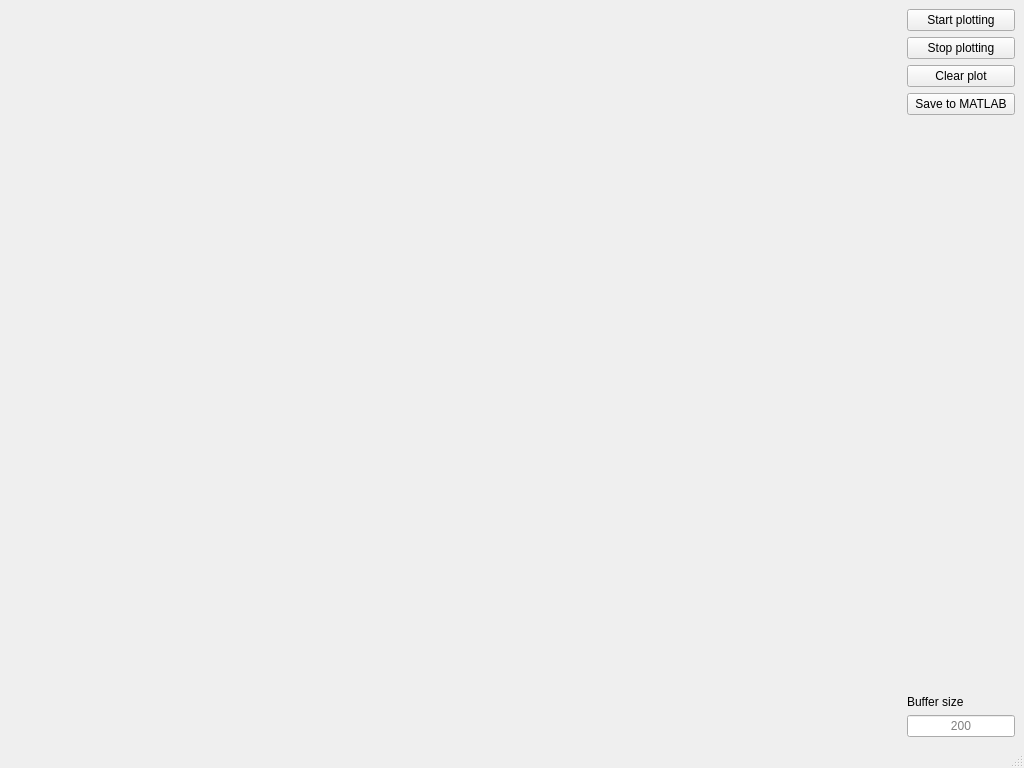
Above: pyno_interface.ui from lothas/SEA_Biped before the change. Below: the same form after it.
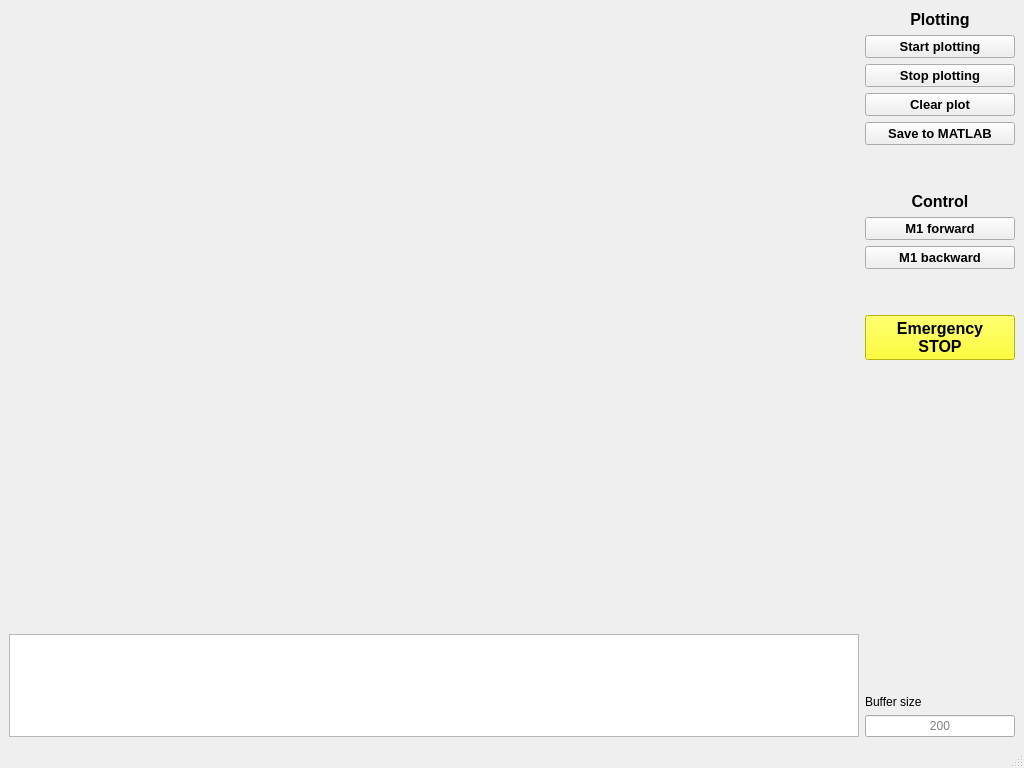
That is the form after the change. Icons and pictures are not drawn.

Commit message: Pyno Interface 2.0

What changed in the file:
```diff
--- a/pyno_interface.ui
+++ b/pyno_interface.ui
@@ -32,18 +32,67 @@
   <widget class="QWidget" name="centralwidget">
    <layout class="QHBoxLayout" name="horizontalLayout">
     <item>
-     <widget class="QWidget" name="plot_window" native="true">
-      <property name="sizePolicy">
-       <sizepolicy hsizetype="Expanding" vsizetype="Preferred">
-        <horstretch>0</horstretch>
-        <verstretch>0</verstretch>
-       </sizepolicy>
-      </property>
-      <layout class="QVBoxLayout" name="plot_window_vlayout"/>
-     </widget>
+     <layout class="QVBoxLayout" name="verticalLayout_2">
+      <item>
+       <widget class="QWidget" name="plot_window" native="true">
+        <property name="sizePolicy">
+         <sizepolicy hsizetype="Expanding" vsizetype="Expanding">
+          <horstretch>0</horstretch>
+          <verstretch>6</verstretch>
+         </sizepolicy>
+        </property>
+        <layout class="QVBoxLayout" name="plot_window_vlayout"/>
+       </widget>
+      </item>
+      <item>
+       <widget class="QTextBrowser" name="console">
+        <property name="sizePolicy">
+         <sizepolicy hsizetype="Expanding" vsizetype="Expanding">
+          <horstretch>0</horstretch>
+          <verstretch>1</verstretch>
+         </sizepolicy>
+        </property>
+        <property name="minimumSize">
+         <size>
+          <width>0</width>
+          <height>20</height>
+         </size>
+        </property>
+       </widget>
+      </item>
+     </layout>
     </item>
     <item>
      <layout class="QVBoxLayout" name="verticalLayout">
+      <item>
+       <widget class="QLabel" name="label_2">
+        <property name="sizePolicy">
+         <sizepolicy hsizetype="Preferred" vsizetype="Fixed">
+          <horstretch>0</horstretch>
+          <verstretch>0</verstretch>
+         </sizepolicy>
+        </property>
+        <property name="minimumSize">
+         <size>
+          <width>150</width>
+          <height>20</height>
+         </size>
+        </property>
+        <property name="font">
+         <font>
+          <pointsize>12</pointsize>
+          <weight>75</weight>
+          <bold>true</bold>
+         </font>
+        </property>
+        <property name="text">
+         <string>Plotting</string>
+        </property>
+        <property name="alignment">
+         <set>Qt::AlignCenter</set>
+        </property>
+       </widget>
+      </item>
       <item>
        <widget class="QPushButton" name="start_plot_button">
         <property name="sizePolicy">
@@ -58,6 +107,13 @@
           <height>16777215</height>
          </size>
         </property>
+        <property name="font">
+         <font>
+          <pointsize>10</pointsize>
+          <weight>75</weight>
+          <bold>true</bold>
+         </font>
+        </property>
         <property name="text">
          <string>Start plotting</string>
         </property>
@@ -65,6 +121,12 @@
          <iconset>
           <normaloff>icons/play.png</normaloff>icons/play.png</iconset>
         </property>
+        <property name="iconSize">
+         <size>
+          <width>24</width>
+          <height>24</height>
+         </size>
+        </property>
        </widget>
       </item>
       <item>
@@ -81,6 +143,13 @@
           <height>16777215</height>
          </size>
         </property>
+        <property name="font">
+         <font>
+          <pointsize>10</pointsize>
+          <weight>75</weight>
+          <bold>true</bold>
+         </font>
+        </property>
         <property name="text">
          <string>Stop plotting</string>
         </property>
@@ -88,6 +157,12 @@
          <iconset>
           <normaloff>icons/stop2.png</normaloff>icons/stop2.png</iconset>
         </property>
+        <property name="iconSize">
+         <size>
+          <width>24</width>
+          <height>24</height>
+         </size>
+        </property>
        </widget>
       </item>
       <item>
@@ -104,6 +179,13 @@
           <height>16777215</height>
          </size>
         </property>
+        <property name="font">
+         <font>
+          <pointsize>10</pointsize>
+          <weight>75</weight>
+          <bold>true</bold>
+         </font>
+        </property>
         <property name="text">
          <string>Clear plot</string>
         </property>
@@ -111,6 +193,12 @@
          <iconset>
           <normaloff>icons/wipe2.png</normaloff>icons/wipe2.png</iconset>
         </property>
+        <property name="iconSize">
+         <size>
+          <width>24</width>
+          <height>24</height>
+         </size>
+        </property>
        </widget>
       </item>
       <item>
@@ -127,12 +215,168 @@
           <height>16777215</height>
          </size>
         </property>
+        <property name="font">
+         <font>
+          <family>MS Shell Dlg 2</family>
+          <pointsize>10</pointsize>
+          <weight>75</weight>
+          <bold>true</bold>
+         </font>
+        </property>
         <property name="text">
          <string>Save to MATLAB</string>
         </property>
         <property name="icon">
          <iconset>
           <normaloff>icons/save.png</normaloff>icons/save.png</iconset>
+        </property>
+        <property name="iconSize">
+         <size>
+          <width>24</width>
+          <height>24</height>
+         </size>
+        </property>
+       </widget>
+      </item>
+      <item>
+       <spacer name="verticalSpacer">
+        <property name="orientation">
+         <enum>Qt::Vertical</enum>
+        </property>
+        <property name="sizeType">
+         <enum>QSizePolicy::Fixed</enum>
+        </property>
+        <property name="sizeHint" stdset="0">
+         <size>
+          <width>20</width>
+          <height>40</height>
+         </size>
+        </property>
+       </spacer>
+      </item>
+      <item>
+       <widget class="QLabel" name="label_3">
+        <property name="sizePolicy">
+         <sizepolicy hsizetype="Preferred" vsizetype="Fixed">
+          <horstretch>0</horstretch>
+          <verstretch>0</verstretch>
+         </sizepolicy>
+        </property>
+        <property name="minimumSize">
+         <size>
+          <width>80</width>
+          <height>20</height>
+         </size>
+        </property>
+        <property name="font">
+         <font>
+          <pointsize>12</pointsize>
+          <weight>75</weight>
+          <bold>true</bold>
+         </font>
+        </property>
+        <property name="text">
+         <string>Control</string>
+        </property>
+        <property name="alignment">
+         <set>Qt::AlignCenter</set>
+        </property>
+       </widget>
+      </item>
+      <item>
+       <widget class="QPushButton" name="motor_fwd_button">
+        <property name="font">
+         <font>
+          <pointsize>10</pointsize>
+          <weight>75</weight>
+          <bold>true</bold>
+         </font>
+        </property>
+        <property name="text">
+         <string>M1 forward</string>
+        </property>
+        <property name="icon">
+         <iconset>
+          <normaloff>icons/cwise2.png</normaloff>icons/cwise2.png</iconset>
+        </property>
+        <property name="iconSize">
+         <size>
+          <width>24</width>
+          <height>24</height>
+         </size>
+        </property>
+       </widget>
+      </item>
+      <item>
+       <widget class="QPushButton" name="motor_bwd_button">
+        <property name="font">
+         <font>
+          <pointsize>10</pointsize>
+          <weight>75</weight>
+          <bold>true</bold>
+         </font>
+        </property>
+        <property name="text">
+         <string>M1 backward</string>
+        </property>
+        <property name="icon">
+         <iconset>
+          <normaloff>icons/ccwise.png</normaloff>icons/ccwise.png</iconset>
+        </property>
+        <property name="iconSize">
+         <size>
+          <width>24</width>
+          <height>24</height>
+         </size>
+        </property>
+       </widget>
+      </item>
+      <item>
+       <spacer name="verticalSpacer_3">
+        <property name="orientation">
+         <enum>Qt::Vertical</enum>
+        </property>
+        <property name="sizeType">
+         <enum>QSizePolicy::Fixed</enum>
+        </property>
+        <property name="sizeHint" stdset="0">
+         <size>
+          <width>20</width>
+          <height>40</height>
+         </size>
+        </property>
+       </spacer>
+      </item>
+      <item>
+       <widget class="QPushButton" name="emergency_button">
+        <property name="font">
+         <font>
+          <pointsize>12</pointsize>
+          <weight>75</weight>
+          <bold>true</bold>
+          <underline>false</underline>
+          <kerning>true</kerning>
+         </font>
+        </property>
+        <property name="autoFillBackground">
+         <bool>false</bool>
+        </property>
+        <property name="styleSheet">
+         <string notr="true">background-color: yellow</string>
+        </property>
+        <property name="text">
+         <string>Emergency
+STOP</string>
+        </property>
+        <property name="icon">
+         <iconset>
+          <normaloff>icons/alert.png</normaloff>icons/alert.png</iconset>
+        </property>
+        <property name="iconSize">
+         <size>
+          <width>48</width>
+          <height>48</height>
+         </size>
         </property>
        </widget>
       </item>
```
The commit also changes 6 other files.
